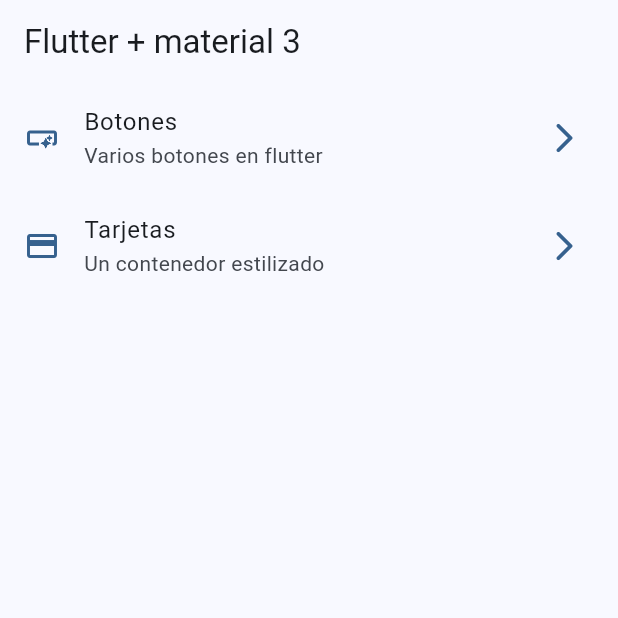
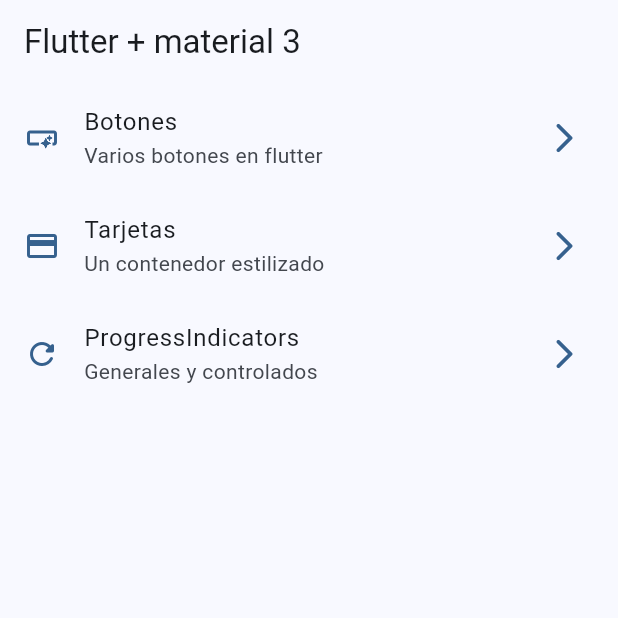
Before and after one commit to luiseduardovb/widgets_app, a Flutter app: the screen it shows after launch, on a phone screen of 412 x 824 dp, the top half of it. Run offline on Flutter 3.47's test engine with Material 2 defaults, Android fonts, the phone set to English and light mode, and no system bars; our stand-ins replace go_router.

Commit message:
Add prgress indicators

```diff
--- a/lib/config/menu/menu_items.dart
+++ b/lib/config/menu/menu_items.dart
@@ -23,5 +23,10 @@ const appMenuItems = <MenuItem>[
       title: 'Tarjetas',
       subtitle: 'Un contenedor estilizado',
       link: '/cards',
-      icon: Icons.credit_card)
+      icon: Icons.credit_card),
+  MenuItem(
+      title: 'ProgressIndicators',
+      subtitle: 'Generales y controlados',
+      link: '/progress',
+      icon: Icons.refresh_rounded)
 ];
--- a/lib/config/router/app_router.dart
+++ b/lib/config/router/app_router.dart
@@ -18,4 +18,9 @@ final appRouter = GoRouter(initialLocation: '/', routes: [
     name: CardsScreen.name,
     builder: (context, state) => const CardsScreen(),
   ),
+  GoRoute(
+    path: '/progress',
+    name: ProgressScreen.name,
+    builder: (context, state) => const ProgressScreen(),
+  ),
 ]);
```
Also changed, not shown: lib/presentation/screens/progress/progress_screen.dart (+73 -1 lines).
